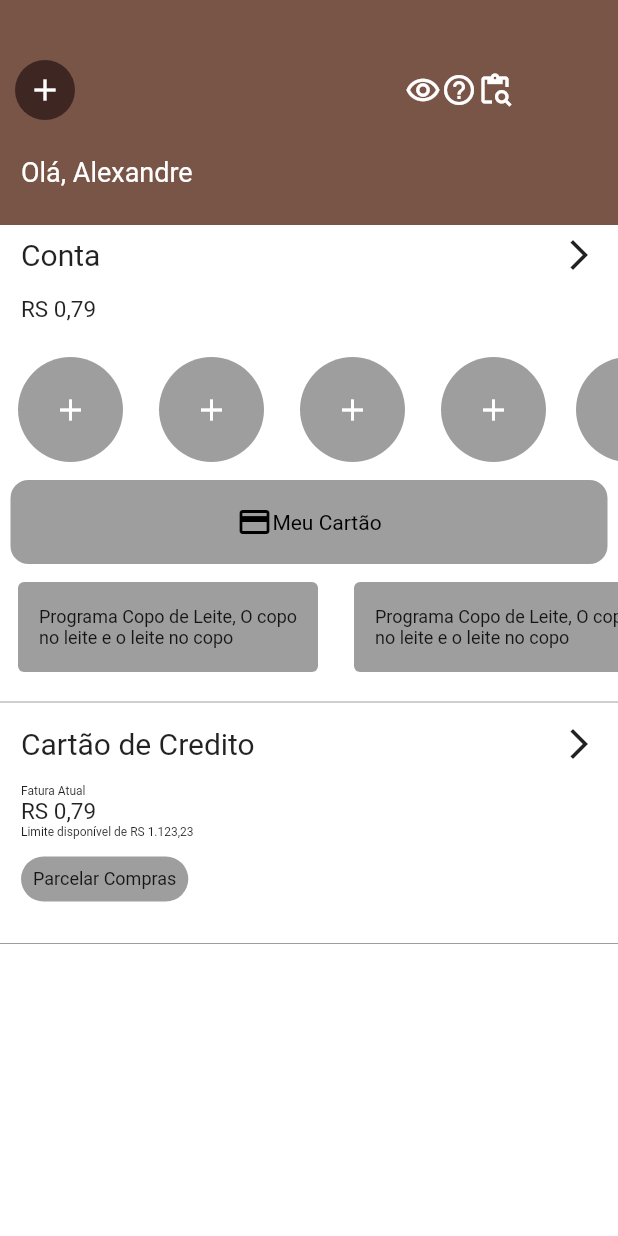
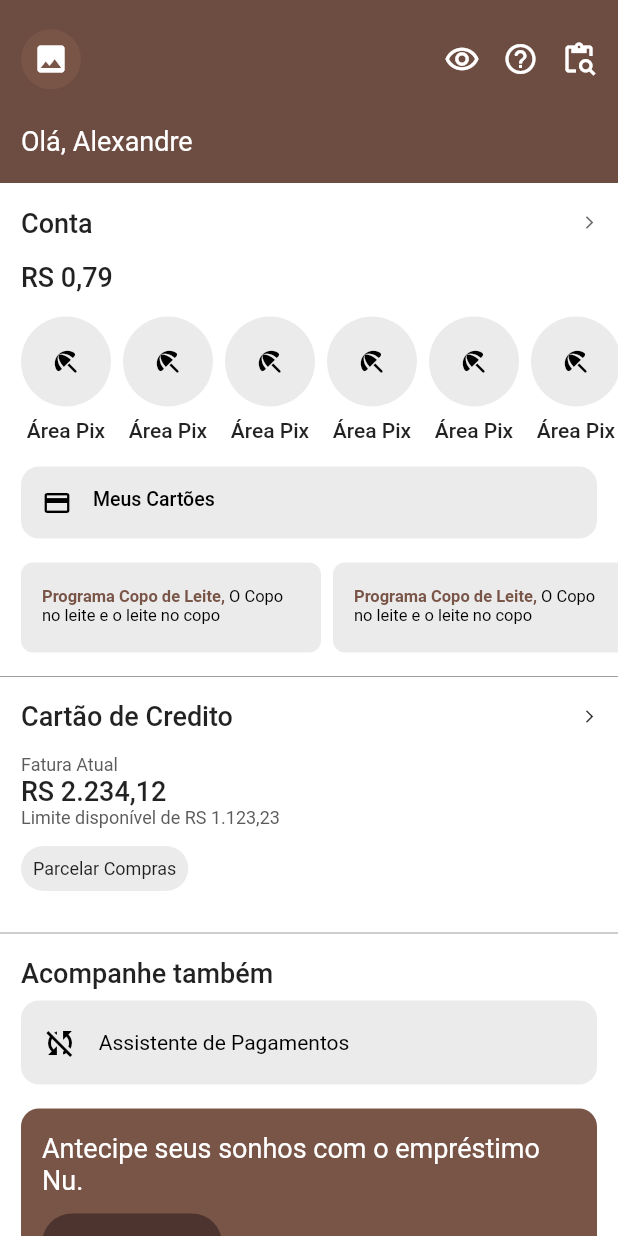
Before and after one commit to amoreira2003/Cobank, a Flutter app: the screen it shows after launch, on a phone screen of 412 x 824 dp. Run offline on Flutter 3.47's test engine with Material 2 defaults, Android fonts, the phone set to English and light mode, and no system bars.

Commit message:
UI Refactoring

```diff
--- a/lib/Components/card_button_widget.dart
+++ b/lib/Components/card_button_widget.dart
@@ -1,6 +1,8 @@
 // ignore_for_file: prefer_const_literals_to_create_immutables
 
 import 'package:flutter/material.dart';
+
+import '../assets/design_choices.dart';
 
 class CardButtonWidget extends StatelessWidget {
   const CardButtonWidget({super.key});
@@ -9,24 +11,28 @@ class CardButtonWidget extends StatelessWidget {
   Widget build(BuildContext context) {
     return (Container(
       width: MediaQuery.of(context).size.width - 14,
+      margin: const EdgeInsets.only(left: 14.0, right: 14, top: 8, bottom: 8),
       decoration: BoxDecoration(
-          color: Colors.grey,
+          color: DesignChoice.grayColor,
           borderRadius: BorderRadius.all(Radius.circular(12))),
       child: Padding(
-        padding: const EdgeInsets.symmetric(horizontal: 14.0, vertical: 16),
-        child: Center(
-            child: Row(
-          mainAxisAlignment: MainAxisAlignment.center,
+        padding: const EdgeInsets.symmetric(horizontal: 14.0, vertical: 14),
+        child: Wrap(
+          spacing: 14,
           children: [
             Icon(
               Icons.credit_card,
+              size: 20,
               color: Colors.black,
             ),
             Text(
-                style: TextStyle(color: Colors.black, fontSize: 14),
-                "Meu Cartão"),
+                style: TextStyle(
+                    color: Colors.black,
+                    fontSize: 13,
+                    fontWeight: FontWeight.w500),
+                "Meus Cartões"),
           ],
-        )),
+        ),
       ),
     ));
   }
--- a/lib/Components/card_info.dart
+++ b/lib/Components/card_info.dart
@@ -1,3 +1,4 @@
+import 'package:cobank/assets/design_choices.dart';
 import 'package:flutter/material.dart';
 
 class CardInfoWidget extends StatelessWidget {
@@ -17,10 +18,17 @@ class CardInfoWidget extends StatelessWidget {
                 Column(crossAxisAlignment: CrossAxisAlignment.start, children: [
               Row(
                   mainAxisAlignment: MainAxisAlignment.spaceBetween,
-                  crossAxisAlignment: CrossAxisAlignment.start,
+                  crossAxisAlignment: CrossAxisAlignment.center,
                   children: [
-                    Text(style: TextStyle(fontSize: 20), "Cartão de Credito"),
-                    Icon(Icons.arrow_forward_ios)
+                    Text(
+                        style: TextStyle(
+                            fontSize: DesignChoice.titleFontSize,
+                            fontWeight: DesignChoice.titleFontWeight),
+                        "Cartão de Credito"),
+                    Icon(
+                      Icons.arrow_forward_ios,
+                      size: DesignChoice.titleIconSize,
+                    )
                   ]),
               Row(
                   mainAxisAlignment: MainAxisAlignment.spaceBetween,
@@ -31,10 +39,18 @@ class CardInfoWidget extends StatelessWidget {
                       child: Column(
                         crossAxisAlignment: CrossAxisAlignment.start,
                         children: [
-                          Text(style: TextStyle(fontSize: 8), "Fatura Atual"),
-                          Text(style: TextStyle(fontSize: 15), "RS 0,79"),
                           Text(
-                              style: TextStyle(fontSize: 8),
+                              style: TextStyle(
+                                  color: DesignChoice.grayText, fontSize: 12),
+                              "Fatura Atual"),
+                          Text(
+                              style: TextStyle(
+                                  fontSize: DesignChoice.titleFontSize,
+                                  fontWeight: DesignChoice.titleFontWeight),
+                              "RS 2.234,12"),
+                          Text(
+                              style: TextStyle(
+                                  color: DesignChoice.grayText, fontSize: 12),
                               "Limite disponível de RS 1.123,23"),
                         ],
                       ),
@@ -43,7 +59,7 @@ class CardInfoWidget extends StatelessWidget {
               Container(
                   margin: EdgeInsets.symmetric(vertical: 12),
                   decoration: BoxDecoration(
-                      color: Colors.grey,
+                      color: DesignChoice.grayColor,
                       borderRadius: BorderRadius.all(Radius.circular(16))),
                   child: Padding(
                     padding: const EdgeInsets.symmetric(
--- /dev/null
+++ b/lib/Components/discovery_widget.dart
@@ -0,0 +1,83 @@
+// ignore_for_file: prefer_const_literals_to_create_immutables
+
+import 'package:flutter/material.dart';
+
+class DiscoveryWidget extends StatelessWidget {
+  const DiscoveryWidget({super.key});
+
+  @override
+  Widget build(BuildContext context) {
+    return Column(
+      crossAxisAlignment: CrossAxisAlignment.start,
+      children: [
+        Padding(
+          padding: const EdgeInsets.symmetric(horizontal: 14.0, vertical: 8),
+          child: Text("Descubra mais"),
+        ),
+        SingleChildScrollView(
+          scrollDirection: Axis.horizontal,
+          child: Row(children: [
+            Container(
+                width: 200,
+                height: 250,
+                decoration: BoxDecoration(
+                    color: Colors.grey,
+                    borderRadius: BorderRadius.all(Radius.circular(16))),
+                margin: EdgeInsets.symmetric(horizontal: 14.0, vertical: 8),
+                child: Column(
+                  children: [
+                    Container(
+                      width: 200,
+                      height: 125,
+                      decoration: BoxDecoration(
+                          color: Colors.red,
+                          borderRadius:
+                              BorderRadius.vertical(top: Radius.circular(16))),
+                    ),
+                    Container(
+                        width: 200,
+                        height: 125,
+                        child: Padding(
+                          padding: const EdgeInsets.only(top: 8, left: 14),
+                          child: Column(
+                            crossAxisAlignment: CrossAxisAlignment.start,
+                            children: [
+                              Padding(
+                                padding: const EdgeInsets.only(bottom: 8),
+                                child: (Text("Nubank 100% Seguro")),
+                              ),
+                              Text(
+                                "100% cobertura, 0% estresse.",
+                                style: TextStyle(
+                                    color: Colors.grey.shade300, fontSize: 12),
+                              ),
+                              Text("Simule agora mesmo",
+                                  style: TextStyle(
+                                      color: Colors.grey.shade300,
+                                      fontSize: 12)),
+                              Container(
+                                width: 100,
+                                height: 40,
+                                decoration: BoxDecoration(
+                                    color: Colors.brown,
+                                    borderRadius:
+                                        BorderRadius.all(Radius.circular(24))),
+                                margin: EdgeInsets.symmetric(vertical: 8),
+                                child: TextButton(
+                                    onPressed: () {},
+                                    child: Text(
+                                        style: TextStyle(
+                                            fontSize: 12, color: Colors.white),
+                                        "Simular Agora")),
+                              ),
+                            ],
+                          ),
+                        )),
+                  ],
+                )),
+          ]),
+        ),
+      ],
+    );
+  }
+}
--- a/lib/Components/header_widget.dart
+++ b/lib/Components/header_widget.dart
@@ -5,62 +5,70 @@ class HeaderWidget extends StatelessWidget {
 
   @override
   Widget build(BuildContext context) {
-    return Row(children: [
-      SizedBox(
+    return SizedBox(
       width: MediaQuery.of(context).size.width,
-        height: 150,
-        child: DecoratedBox(
-          decoration: const BoxDecoration(
-            color: Colors.brown,
+      height: 120,
+      child: headerBox(),
+    );
+  }
+
+  DecoratedBox headerBox() {
+    return DecoratedBox(
+      decoration: BoxDecoration(
+        color: Colors.brown.shade600,
       ),
       child: Padding(
         padding: const EdgeInsets.symmetric(vertical: 8),
         child: Column(
             crossAxisAlignment: CrossAxisAlignment.start,
             mainAxisAlignment: MainAxisAlignment.center,
-                // ignore: prefer_const_literals_to_create_immutables
             children: [
-                  Padding(
-                    padding: const EdgeInsets.only(top: 15, left: 10),
+              header(),
+              headerUserName(),
+            ]),
+      ),
+    );
+  }
+
+  Padding headerUserName() {
+    return const Padding(
+        padding: EdgeInsets.only(left: 14, top: 24),
+        child: Text(
+            style: TextStyle(fontSize: 18, color: Colors.white),
+            "Olá, Alexandre"));
+  }
+
+  Padding header() {
+    return Padding(
+      padding: const EdgeInsets.only(left: 14),
       child: Row(
+        mainAxisAlignment: MainAxisAlignment.spaceBetween,
         children: [
           CircleAvatar(
-                          backgroundColor: Colors.brown.shade900,
+            backgroundColor: Colors.brown,
             radius: 20,
             child: const Icon(
-                            Icons.add,
+              Icons.photo,
               color: Colors.white,
             ),
           ),
-                        Padding(
-                          padding: const EdgeInsets.only(left: 220),
-                          child: Row(
-                            mainAxisAlignment: MainAxisAlignment.spaceEvenly,
-                            // ignore: prefer_const_literals_to_create_immutables
-                            children: [
-                              const Icon(Icons.remove_red_eye_outlined,
-                                  color: Colors.white),
-                              const Icon(Icons.help_outline_rounded,
-                                  color: Colors.white),
-                              const Icon(
-                                Icons.content_paste_search_outlined,
-                                color: Colors.white,
-                              )
+          headerIcons()
         ],
       ),
-                        )
+    );
+  }
+
+  Padding headerIcons() {
+    return Padding(
+      padding: const EdgeInsets.symmetric(horizontal: 14),
+      child: Wrap(
+        spacing: 15,
+        children: [
+          const Icon(Icons.remove_red_eye_outlined, color: Colors.white),
+          const Icon(Icons.help_outline_rounded, color: Colors.white),
+          const Icon(Icons.content_paste_search_outlined, color: Colors.white)
         ],
       ),
-                  ),
-                  const Padding(
-                      padding: EdgeInsets.only(left: 14, top: 24),
-                      child: Text(
-                          style: TextStyle(fontSize: 18, color: Colors.white),
-                          "Olá, Alexandre")),
-                ]),
-          ),
-        ),
-      ),
-    ]);
+    );
   }
 }
--- a/lib/Components/info_widget.dart
+++ b/lib/Components/info_widget.dart
@@ -1,3 +1,4 @@
+import 'package:cobank/assets/design_choices.dart';
 import 'package:flutter/material.dart';
 
 class InfoWidget extends StatelessWidget {
@@ -6,10 +7,10 @@ class InfoWidget extends StatelessWidget {
   @override
   Widget build(BuildContext context) {
     return (Padding(
-      padding: EdgeInsets.symmetric(horizontal: 14, vertical: 8),
+      padding: EdgeInsets.only(left: 14, right: 14, top: 16, bottom: 0),
       child: SizedBox(
         width: MediaQuery.of(context).size.width,
-        height: 60,
+        height: 65,
         child: DecoratedBox(
             decoration: const BoxDecoration(
               color: Colors.white,
@@ -17,18 +18,28 @@ class InfoWidget extends StatelessWidget {
             child: Column(children: [
               Row(
                   mainAxisAlignment: MainAxisAlignment.spaceBetween,
-                  crossAxisAlignment: CrossAxisAlignment.start,
+                  crossAxisAlignment: CrossAxisAlignment.center,
                   children: [
-                    Text(style: TextStyle(fontSize: 20), "Conta"),
-                    Icon(Icons.arrow_forward_ios)
+                    Text(
+                        style: TextStyle(
+                            fontSize: DesignChoice.titleFontSize,
+                            fontWeight: DesignChoice.titleFontWeight),
+                        "Conta"),
+                    Icon(Icons.arrow_forward_ios,
+                        color: Color.fromARGB(255, 107, 107, 107),
+                        size: DesignChoice.titleIconSize)
                   ]),
               Row(
                   mainAxisAlignment: MainAxisAlignment.spaceBetween,
-                  crossAxisAlignment: CrossAxisAlignment.start,
+                  crossAxisAlignment: CrossAxisAlignment.center,
                   children: [
                     Padding(
                       padding: const EdgeInsets.only(top: 15.0),
-                      child: Text(style: TextStyle(fontSize: 15), "RS 0,79"),
+                      child: Text(
+                          style: TextStyle(
+                              fontSize: DesignChoice.titleFontSize,
+                              fontWeight: DesignChoice.titleFontWeight),
+                          "RS 0,79"),
                     ),
                   ])
             ])),
--- /dev/null
+++ b/lib/Components/news_widget.dart
@@ -0,0 +1,90 @@
+import 'package:cobank/assets/design_choices.dart';
+import 'package:flutter/material.dart';
+
+class NewsWidget extends StatelessWidget {
+  const NewsWidget({super.key});
+
+  static Color grayColor = const Color.fromARGB(255, 211, 211, 211);
+
+  @override
+  Widget build(BuildContext context) {
+    return (Padding(
+      padding: EdgeInsets.symmetric(horizontal: 14, vertical: 8),
+      child: SizedBox(
+        width: MediaQuery.of(context).size.width,
+        child: DecoratedBox(
+            decoration: const BoxDecoration(
+              color: Colors.white,
+            ),
+            child:
+                Column(crossAxisAlignment: CrossAxisAlignment.start, children: [
+              Text(
+                "Acompanhe também",
+                style: TextStyle(
+                    fontSize: DesignChoice.titleFontSize,
+                    fontWeight: DesignChoice.titleFontWeight),
+              ),
+              Container(
+                width: MediaQuery.of(context).size.width - 14,
+                margin: EdgeInsets.symmetric(vertical: 8),
+                decoration: BoxDecoration(
+                    color: DesignChoice.grayColor,
+                    borderRadius: BorderRadius.all(Radius.circular(12))),
+                child: Padding(
+                  padding: const EdgeInsets.symmetric(
+                      horizontal: 14.0, vertical: 16),
+                  child: Center(
+                      child: Row(
+                    mainAxisAlignment: MainAxisAlignment.start,
+                    children: [
+                      Icon(
+                        Icons.sync_disabled_sharp,
+                        color: Colors.black,
+                      ),
+                      Text(
+                          style: TextStyle(color: Colors.black, fontSize: 14),
+                          "    Assistente de Pagamentos"),
+                    ],
+                  )),
+                ),
+              ),
+              Container(
+                width: MediaQuery.of(context).size.width - 14,
+                margin: EdgeInsets.symmetric(vertical: 8),
+                decoration: BoxDecoration(
+                    color: Colors.brown,
+                    borderRadius: BorderRadius.all(Radius.circular(12))),
+                child: Padding(
+                  padding: const EdgeInsets.symmetric(
+                      horizontal: 14.0, vertical: 16),
+                  child: Center(
+                      child: Column(
+                    crossAxisAlignment: CrossAxisAlignment.start,
+                    children: [
+                      Text(
+                          style: TextStyle(fontSize: 18, color: Colors.white),
+                          "Antecipe seus sonhos com o empréstimo Nu."),
+                      Container(
+                        width: 120,
+                        height: 40,
+                        decoration: BoxDecoration(
+                            color: Colors.brown.shade800,
+                            borderRadius:
+                                BorderRadius.all(Radius.circular(24))),
+                        margin: EdgeInsets.symmetric(vertical: 12),
+                        child: TextButton(
+                            onPressed: () {},
+                            child: Text(
+                                style: TextStyle(
+                                    fontSize: 12, color: Colors.white),
+                                "Simular Agora")),
+                      ),
+                    ],
+                  )),
+                ),
+              )
+            ])),
+      ),
+    ));
+  }
+}
--- a/lib/Components/options_widget.dart
+++ b/lib/Components/options_widget.dart
@@ -1,6 +1,8 @@
 // ignore_for_file: prefer_const_literals_to_create_immutables
 
 import 'package:flutter/material.dart';
+
+import '../assets/design_choices.dart';
 
 class OptionsWidget extends StatelessWidget {
   const OptionsWidget({super.key});
@@ -9,63 +11,38 @@ class OptionsWidget extends StatelessWidget {
   Widget build(BuildContext context) {
     return SingleChildScrollView(
       scrollDirection: Axis.horizontal,
-      child: Row(children: [
+      child: Padding(
+        padding: const EdgeInsets.only(top: 8, bottom: 8, left: 14.0),
+        child: Wrap(spacing: 8, children: [
+          for (var i = 0; i < 20; i++) infoElement(),
+        ]),
+      ),
+    );
+  }
+
+  Wrap infoElement() {
+    return Wrap(
+      crossAxisAlignment: WrapCrossAlignment.center,
+      direction: Axis.vertical,
+      children: [
         Container(
-          margin: EdgeInsets.all(12),
+          margin: EdgeInsets.only(bottom: 8),
           child: CircleAvatar(
-            radius: 35,
-            backgroundColor: Colors.grey,
+            radius: 30,
+            backgroundColor: DesignChoice.grayColor,
             child: Icon(
-              Icons.add,
-              color: Colors.white,
+              size: 20,
+              Icons.beach_access_rounded,
+              color: Colors.black,
             ),
           ),
         ),
-        Container(
-          margin: EdgeInsets.all(12),
-          child: CircleAvatar(
-            radius: 35,
-            backgroundColor: Colors.grey,
-            child: Icon(
-              Icons.add,
-              color: Colors.white,
-            ),
-          ),
-        ),
-        Container(
-          margin: EdgeInsets.all(12),
-          child: CircleAvatar(
-            radius: 35,
-            backgroundColor: Colors.grey,
-            child: Icon(
-              Icons.add,
-              color: Colors.white,
-            ),
-          ),
-        ),
-        Container(
-          margin: EdgeInsets.all(12),
-          child: CircleAvatar(
-            radius: 35,
-            backgroundColor: Colors.grey,
-            child: Icon(
-              Icons.add,
-              color: Colors.white,
-            ),
-          ),
-        ),
-        Container(
-          margin: EdgeInsets.all(8),
-          child: CircleAvatar(
-            radius: 35,
-            backgroundColor: Colors.grey,
-            child: Icon(
-              Icons.add,
-              color: Colors.white,
-            ),
-          ),
-        ),
-      ]),
+        Text(
+          "Área Pix",
+          textAlign: TextAlign.center,
+          style: TextStyle(fontWeight: FontWeight.w500),
+        )
+      ],
     );
   }
 }
--- a/lib/Components/recommendations_widget.dart
+++ b/lib/Components/recommendations_widget.dart
@@ -1,5 +1,6 @@
 // ignore_for_file: prefer_const_literals_to_create_immutables
 
+import 'package:cobank/assets/design_choices.dart';
 import 'package:flutter/material.dart';
 
 class RecommendationsWidget extends StatelessWidget {
@@ -9,64 +10,38 @@ class RecommendationsWidget extends StatelessWidget {
   Widget build(BuildContext context) {
     return SingleChildScrollView(
       scrollDirection: Axis.horizontal,
-      child: Row(children: [
-        Container(
-            width: 200,
-            height: 60,
-            margin: EdgeInsets.all(12),
-            decoration: BoxDecoration(
-                color: Colors.grey,
-                borderRadius: BorderRadius.all(Radius.circular(4))),
-            child: Padding(
-              padding:
-                  const EdgeInsets.symmetric(horizontal: 14.0, vertical: 16),
-              child: (Text(
-                  style: TextStyle(fontSize: 12),
-                  "Programa Copo de Leite, O copo no leite e o leite no copo")),
-            )),
-        Container(
-            width: 200,
-            height: 60,
-            margin: EdgeInsets.all(12),
-            decoration: BoxDecoration(
-                color: Colors.grey,
-                borderRadius: BorderRadius.all(Radius.circular(4))),
-            child: Padding(
-              padding:
-                  const EdgeInsets.symmetric(horizontal: 14.0, vertical: 16),
-              child: (Text(
-                  style: TextStyle(fontSize: 12),
-                  "Programa Copo de Leite, O copo no leite e o leite no copo")),
-            )),
-        Container(
-            width: 200,
-            height: 60,
-            margin: EdgeInsets.all(12),
-            decoration: BoxDecoration(
-                color: Colors.grey,
-                borderRadius: BorderRadius.all(Radius.circular(4))),
-            child: Padding(
-              padding:
-                  const EdgeInsets.symmetric(horizontal: 14.0, vertical: 16),
-              child: (Text(
-                  style: TextStyle(fontSize: 12),
-                  "Programa Copo de Leite, O copo no leite e o leite no copo")),
-            )),
-        Container(
-            width: 200,
-            height: 60,
-            margin: EdgeInsets.all(12),
-            decoration: BoxDecoration(
-                color: Colors.grey,
-                borderRadius: BorderRadius.all(Radius.circular(4))),
-            child: Padding(
-              padding:
-                  const EdgeInsets.symmetric(horizontal: 14.0, vertical: 16),
-              child: (Text(
-                  style: TextStyle(fontSize: 12),
-                  "Programa Copo de Leite, O copo no leite e o leite no copo")),
-            )),
-      ]),
+      child: Container(
+        margin: EdgeInsets.only(left: 14, top: 8, bottom: 8),
+        child: Wrap(spacing: 8, children: [
+          for (var i = 0; i < 10; i++)
+            recommendationElement("Programa Copo de Leite,",
+                " O Copo no leite e o leite no copo"),
+        ]),
+      ),
     );
   }
+
+  Container recommendationElement(String brownText, String normalText) {
+    return Container(
+        width: 200,
+        height: 60,
+        decoration: BoxDecoration(
+            color: DesignChoice.grayColor,
+            borderRadius: BorderRadius.all(Radius.circular(8))),
+        child: Padding(
+            padding: const EdgeInsets.symmetric(horizontal: 14.0, vertical: 16),
+            child: RichText(
+                text: TextSpan(
+                    text: brownText,
+                    style: TextStyle(
+                        color: Colors.brown,
+                        fontSize: 11,
+                        fontWeight: FontWeight.w600),
+                    children: <TextSpan>[
+                  TextSpan(
+                      text: normalText,
+                      style: TextStyle(
+                          color: Colors.black, fontWeight: FontWeight.w400))
+                ]))));
+  }
 }
--- /dev/null
+++ b/lib/assets/design_choices.dart
@@ -0,0 +1,12 @@
+import 'package:flutter/material.dart';
+
+class DesignChoice {
+  static Color grayColor = Color.fromARGB(255, 235, 235, 235);
+  static Color grayText = Color.fromARGB(255, 93, 92, 92);
+
+  static double titleFontSize = 18;
+  static double titleIconSize = 10;
+
+  static FontWeight titleFontWeight = FontWeight.w500;
+  static FontWeight buttonFontWeight = FontWeight.w500;
+}
--- a/lib/main.dart
+++ b/lib/main.dart
@@ -1,7 +1,9 @@
 import 'package:cobank/Components/card_button_widget.dart';
 import 'package:cobank/Components/card_info.dart';
+import 'package:cobank/Components/discovery_widget.dart';
 import 'package:cobank/Components/header_widget.dart';
 import 'package:cobank/Components/info_widget.dart';
+import 'package:cobank/Components/news_widget.dart';
 import 'package:cobank/Components/options_widget.dart';
 import 'package:cobank/Components/recommendations_widget.dart';
 import 'package:flutter/material.dart';
@@ -35,8 +37,14 @@ class _MyHomePageState extends State<MyHomePage> {
   @override
   Widget build(BuildContext context) {
     return Scaffold(
+        appBar: PreferredSize(
+          child: Container(color: Colors.brown.shade600),
+          preferredSize: Size.fromHeight(2),
+        ),
         backgroundColor: Colors.white,
-        body: Column(children: [
+        body: SingleChildScrollView(
+          child:
+              Column(crossAxisAlignment: CrossAxisAlignment.start, children: [
             const HeaderWidget(),
             const InfoWidget(),
             const OptionsWidget(),
@@ -49,6 +57,8 @@ class _MyHomePageState extends State<MyHomePage> {
             const Divider(
               color: Colors.grey,
             ),
-        ]));
+            const NewsWidget(),
+          ]),
+        ));
   }
 }
--- a/pubspec.yaml
+++ b/pubspec.yaml
@@ -60,8 +60,8 @@ flutter:
   uses-material-design: true
 
   # To add assets to your application, add an assets section, like this:
-  # assets:
-  #   - images/a_dot_burr.jpeg
+  assets:
+    - images/
   #   - images/a_dot_ham.jpeg
 
   # An image asset can refer to one or more resolution-specific "variants", see
```
Also changed, not shown: images/grannypocalipse.jpg (added). Lines whose indentation alone changed are shown as unchanged.
